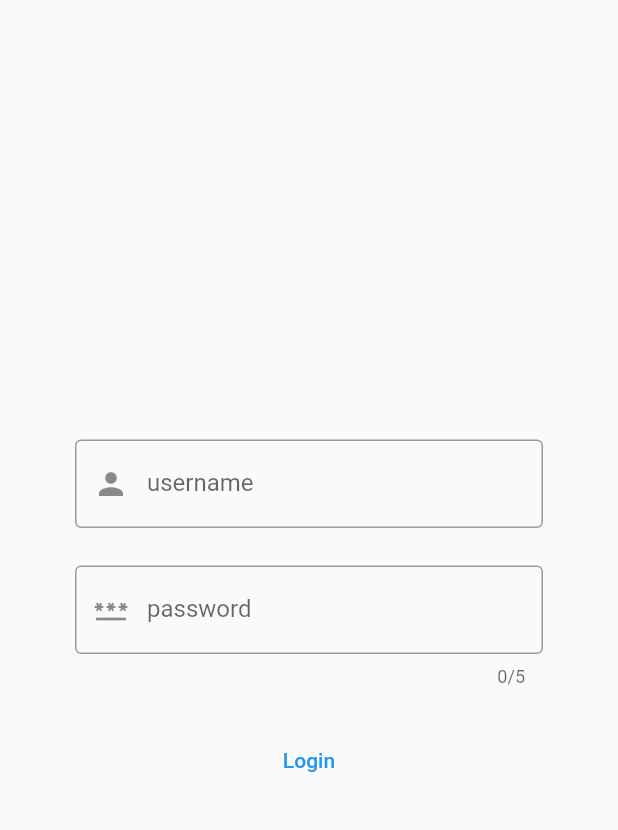
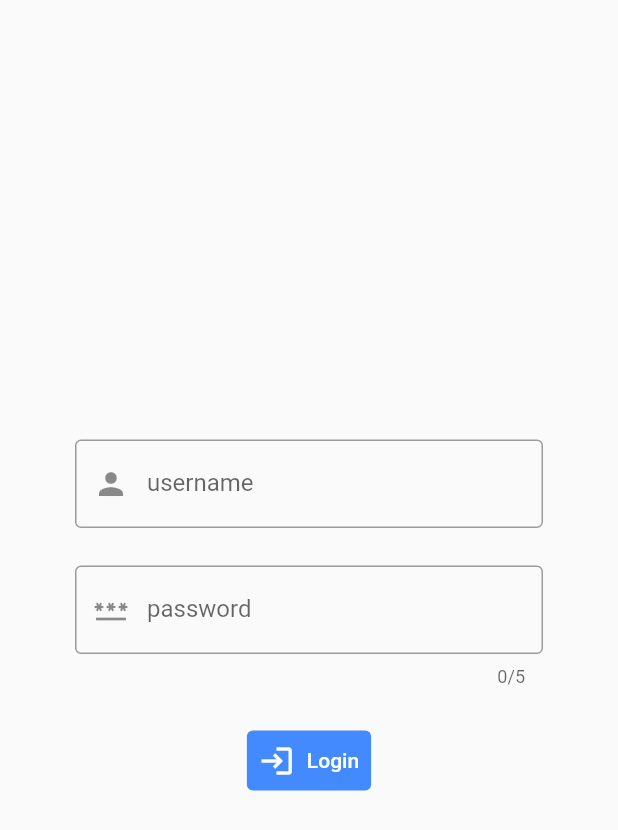
Before and after one commit to elias7991/clientes, a Flutter app: the screen it shows after launch, on a phone screen of 412 x 824 dp. Shown: the top 830 px of the screen. Run offline on Flutter 3.47's test engine with Material 2 defaults, Android fonts, the phone set to English and light mode, and no system bars; our stand-ins replace cached_network_image, dio, flutter_bloc, pull_to_refresh.

Commit message:
change style of the login button

```diff
--- a/lib/screens/login.dart
+++ b/lib/screens/login.dart
@@ -92,7 +92,7 @@ class _LoginState extends State<Login> {
                   ),
                 ),
               ),
-              TextButton(
+              TextButton.icon(
                 onPressed: () {
                   if (_usernameController.text.isNotEmpty && _passwordController.text.isNotEmpty) {
                     _loginProvider.setUser(
@@ -123,7 +123,12 @@ class _LoginState extends State<Login> {
                     }
                   }
                 },
-                child: const Text('Login'),
+                icon: const Icon(Icons.login),
+                style: TextButton.styleFrom(
+                  backgroundColor: Colors.blueAccent,
+                  foregroundColor: Colors.white
+                ),
+                label: const Text('Login'),
               ),
             ],
           ),
```
